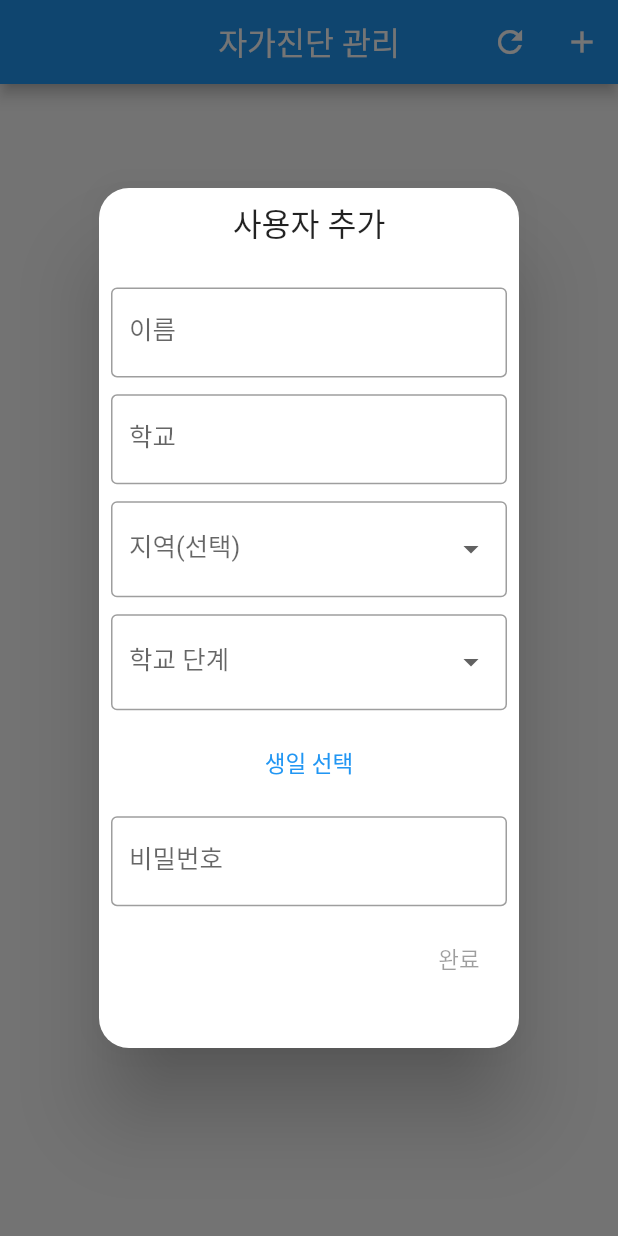
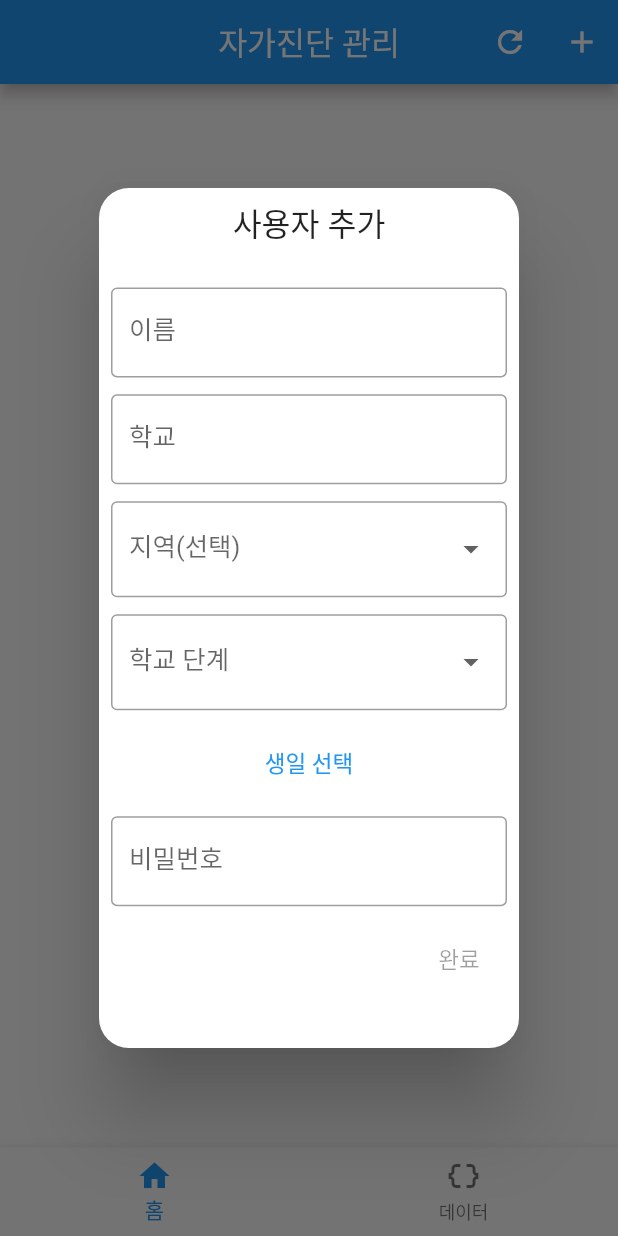
Before and after one commit to ldhdev916/self_test_manager, a Flutter app: the screen it shows after launch, after a tap on the "add" icon, on a phone screen of 412 x 824 dp. Run offline on Flutter 3.47's test engine with Material 2 defaults, Android fonts, the phone set to English and light mode, and no system bars; our stand-ins replace convert, file_picker, get, get_storage; missing offline and left inert: asn1lib, encrypt, pointycastle, x509.

Commit message:
add data export/import

```diff
--- a/analysis_options.yaml
+++ b/analysis_options.yaml
@@ -22,8 +22,8 @@ linter:
   # `// ignore_for_file: name_of_lint` syntax on the line or in the file
   # producing the lint.
   rules:
-    # avoid_print: false  # Uncomment to disable the `avoid_print` rule
-    # prefer_single_quotes: true  # Uncomment to enable the `prefer_single_quotes` rule
+  # avoid_print: false  # Uncomment to disable the `avoid_print` rule
+  # prefer_single_quotes: true  # Uncomment to enable the `prefer_single_quotes` rule
 
 # Additional information about this file can be found at
 # https://dart.dev/guides/language/analysis-options
--- a/lib/api/api_data.dart
+++ b/lib/api/api_data.dart
@@ -207,8 +207,6 @@ class SurveyData {
     this.quickTest = QuickTestResult.none,
   });
 
-
-
   ApiSurveyData toApi(User user, String clientVersion) {
     return ApiSurveyData(
         upperToken: user.token,
@@ -243,5 +241,6 @@ class RegisterSurveyResult {
 
   RegisterSurveyResult(this.registerDate);
 
-  factory RegisterSurveyResult.fromJson(Map<String, dynamic> json) => _$RegisterSurveyResultFromJson(json);
+  factory RegisterSurveyResult.fromJson(Map<String, dynamic> json) =>
+      _$RegisterSurveyResultFromJson(json);
 }
--- a/lib/api/api_token.dart
+++ b/lib/api/api_token.dart
@@ -9,7 +9,6 @@ class UsersToken {
 }
 
 class UsersTokenConverter extends JsonConverter<UsersToken, String> {
-
   const UsersTokenConverter();
 
   @override
@@ -17,7 +16,6 @@ class UsersTokenConverter extends JsonConverter<UsersToken, String> {
 
   @override
   String toJson(UsersToken object) => object.token;
-
 }
 
 class UserToken {
@@ -27,7 +25,6 @@ class UserToken {
 }
 
 class UserTokenConverter extends JsonConverter<UserToken, String> {
-
   const UserTokenConverter();
 
   @override
--- a/lib/api/api_util.dart
+++ b/lib/api/api_util.dart
@@ -26,12 +26,11 @@ const apiUrl = "https://hcs.eduro.go.kr";
 const transkeyUrl = "https://hcs.eduro.go.kr/transkeyServlet";
 
 class YesNoConverter extends JsonConverter<bool, String> {
-
   const YesNoConverter();
 
   @override
   bool fromJson(String json) {
-   switch(json) {
+    switch (json) {
       case "Y":
         return true;
       case "N":
--- /dev/null
+++ b/lib/controllers/bottom_navigation_controller.dart
@@ -0,0 +1,13 @@
+import 'package:get/get.dart';
+import 'package:self_test_manager/screens/data_screen.dart';
+import 'package:self_test_manager/screens/main_screen.dart';
+
+class BottomNavigationController extends GetxController {
+  final _index = 0.obs;
+
+  int get index => _index.value;
+
+  set index(int value) => _index(value);
+
+  final children = [MainScreen(), const DataScreen()];
+}
--- a/lib/data/user_data.dart
+++ b/lib/data/user_data.dart
@@ -20,6 +20,7 @@ class UserData {
   final DateTime birthday;
   final String password;
 
+  @JsonKey(name: "last_registered_at")
   final DateTime? lastRegisteredAt;
 
   factory UserData.fromJson(Map<String, dynamic> json) =>
--- a/lib/main.dart
+++ b/lib/main.dart
@@ -3,12 +3,15 @@ import 'package:flutter_localizations/flutter_localizations.dart';
 import 'package:get/get.dart';
 import 'package:get_storage/get_storage.dart';
 import 'package:intl/intl.dart';
+import 'package:self_test_manager/controllers/bottom_navigation_controller.dart';
 import 'package:self_test_manager/screens/root.dart';
 
 import 'controllers/user_viewer_controller.dart';
 
 void main() async {
   await GetStorage.init("SelfTestManager");
+
+  await GetStorage("SelfTestManager").erase();
 
   Intl.defaultLocale = "ko_KR";
 
@@ -24,9 +27,11 @@ class MyApp extends StatelessWidget {
         initialRoute: "/",
         getPages: [
           GetPage(
-            name: "/",
-            page: () => Root(),
-          )
+              name: "/",
+              page: () => Root(),
+              binding: BindingsBuilder(() {
+                Get.put(BottomNavigationController());
+              }))
         ],
         localizationsDelegates: const [
           GlobalMaterialLocalizations.delegate,
--- /dev/null
+++ b/lib/screens/main_screen.dart
@@ -0,0 +1,53 @@
+import 'package:flutter/material.dart';
+import 'package:get/get.dart';
+import 'package:self_test_manager/controllers/user_viewer_controller.dart';
+import 'package:self_test_manager/screens/user_data_widget.dart';
+import 'package:self_test_manager/screens/user_form.dart';
+
+import '../api/hcs_session.dart';
+
+class MainScreen extends GetResponsiveView<UserViewerController> {
+  MainScreen({Key? key}) : super(key: key);
+
+  @override
+  Widget builder() {
+    return Scaffold(
+        appBar:
+            AppBar(title: const Text("자가진단 관리"), centerTitle: true, actions: [
+          IconButton(
+              onPressed: () {
+                for (final element in controller.users) {
+                  Future(() async {
+                    final index = controller.users.indexOf(element);
+
+                    controller.replaceUserIndex(
+                        index, element.withRegisterDate(null));
+
+                    final session = HcsSession();
+                    final user = await element.getUser(session);
+                    final userInfo = await session.getUserInfo(user);
+
+                    controller.replaceUserIndex(index,
+                        element.withRegisterDate(userInfo.registerDateTime));
+                  });
+                }
+              },
+              icon: const Icon(Icons.refresh)),
+          IconButton(
+              onPressed: () => Get.defaultDialog(
+                  title: "사용자 추가",
+                  content:
+                      UserForm(onComplete: (data) => controller.addUser(data))),
+              icon: const Icon(Icons.add))
+        ]),
+        body: Padding(
+            padding: EdgeInsets.symmetric(vertical: screen.height * 0.04),
+            child: Obx(() => ListView.separated(
+                shrinkWrap: true,
+                itemBuilder: (_, index) =>
+                    UserDataWidget(userData: controller.users[index]),
+                separatorBuilder: (_, __) =>
+                    SizedBox(height: screen.height * 0.02),
+                itemCount: controller.users.length))));
+  }
+}
--- a/lib/screens/root.dart
+++ b/lib/screens/root.dart
@@ -1,53 +1,21 @@
 import 'package:flutter/material.dart';
 import 'package:get/get.dart';
-import 'package:self_test_manager/api/hcs_session.dart';
-import 'package:self_test_manager/controllers/user_viewer_controller.dart';
-import 'package:self_test_manager/screens/user_data_widget.dart';
-import 'package:self_test_manager/screens/user_form.dart';
+import 'package:self_test_manager/controllers/bottom_navigation_controller.dart';
 
-class Root extends GetResponsiveView<UserViewerController> {
+class Root extends GetResponsiveView<BottomNavigationController> {
   Root({Key? key}) : super(key: key);
 
   @override
   Widget builder() {
     return Scaffold(
-        appBar:
-            AppBar(title: const Text("자가진단 관리"), centerTitle: true, actions: [
-          IconButton(
-              onPressed: () {
-                for (final element in controller.users) {
-                  Future(() async {
-                    final index = controller.users.indexOf(element);
-
-                    controller.replaceUserIndex(
-                        index, element.withRegisterDate(null));
-
-                    final session = HcsSession();
-                    final user = await element.getUser(session);
-                    final userInfo = await session.getUserInfo(user);
-
-                    controller.replaceUserIndex(index,
-                        element.withRegisterDate(userInfo.registerDateTime));
-                  });
-                }
-              },
-              icon: const Icon(Icons.refresh)),
-          IconButton(
-              onPressed: () => Get.defaultDialog(
-                  title: "사용자 추가",
-                  content:
-                      UserForm(onComplete: (data) => controller.addUser(data))),
-              icon: const Icon(Icons.add))
-        ]),
-        body: Center(
-            child: Padding(
-                padding: EdgeInsets.symmetric(vertical: screen.height * 0.04),
-                child: Obx(() => ListView.separated(
-                    shrinkWrap: true,
-                    itemBuilder: (_, index) =>
-                        UserDataWidget(userData: controller.users[index]),
-                    separatorBuilder: (_, __) =>
-                        SizedBox(height: screen.height * 0.02),
-                    itemCount: controller.users.length)))));
+        body: Obx(() => controller.children[controller.index]),
+        bottomNavigationBar: Obx(() => BottomNavigationBar(
+                onTap: (index) => controller.index = index,
+                currentIndex: controller.index,
+                items: const [
+                  BottomNavigationBarItem(icon: Icon(Icons.home), label: "홈"),
+                  BottomNavigationBarItem(
+                      icon: Icon(Icons.data_object), label: "데이터")
+                ])));
   }
 }
--- a/pubspec.yaml
+++ b/pubspec.yaml
@@ -47,6 +47,7 @@ dependencies:
   asn1lib: ^1.1.0
   get_storage: ^2.0.3
   path_provider: ^2.0.11
+  file_picker: ^4.6.1
 
 dev_dependencies:
   flutter_test:
```
Also changed, not shown: lib/controllers/user_viewer_controller.dart (+9 -0 lines), lib/screens/data_screen.dart (added, +108 -0 lines), lib/screens/register_dialog.dart (+5 -3 lines), lib/data/user_data.g.dart, pubspec.lock, 11 other files. Lines whose indentation alone changed are shown as unchanged.
